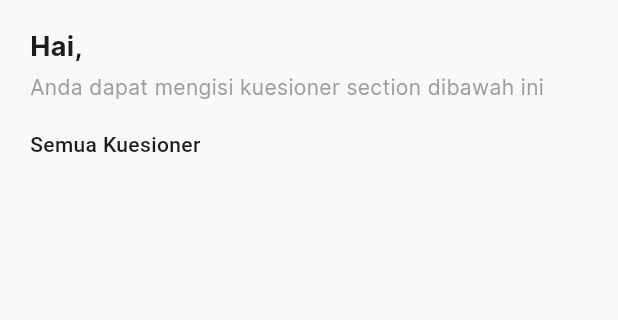
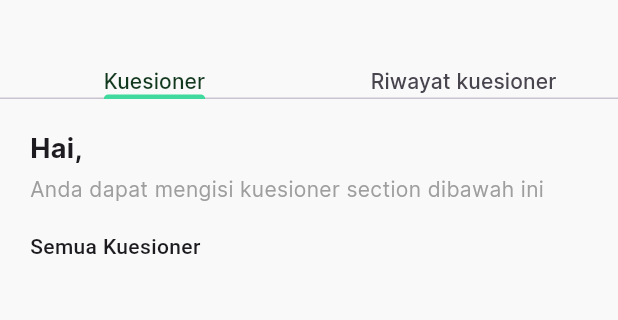
Before and after one commit to mahatiUMM/mahati-mobile, a Flutter app: the QuestionnaireView screen opened by its route, on a phone screen of 412 x 824 dp, the part 57-377 px from its top. Run offline on Flutter 3.47's test engine with Material 3 defaults, Android fonts, the phone set to English and light mode, and no system bars; our stand-ins replace accordion, assets_audio_player, cached_network_image, carousel_slider, easy_date_timeline, firebase_core and 18 more; missing offline and left inert: email_otp, flutter_cached_pdfview, flutter_reactive_ble, onesignal_flutter, whatsapp_unilink; accounts and stored records are empty; network calls fail; statements that could not run were skipped; project files that could hold a hidden picture were left out.

Commit message:
perf: :construction: history questionnaire still on progress

```diff
--- a/lib/app/modules/questionnaire/questionnaire_question/questionnaire_question_view.dart
+++ b/lib/app/modules/questionnaire/questionnaire_question/questionnaire_question_view.dart
@@ -1,4 +1,5 @@
 import 'package:cached_network_image/cached_network_image.dart';
+import 'package:flutter_dotenv/flutter_dotenv.dart';
 import 'package:get/get.dart';
 import 'package:flutter/material.dart';
 import 'package:mahati_mobile/app/modules/questionnaire/questionnaire_question/questionnaire_question_controller.dart';
@@ -64,7 +65,7 @@ class QuestionnaireQuestionView
                     bottomRight: Radius.circular(24)),
                 child: CachedNetworkImage(
                   imageUrl: Get.arguments['image'].isNotEmpty == true
-                      ? Get.arguments['image']
+                      ?  dotenv.get('IMAGE_URL')+Get.arguments['image']
                       : 'https://upload.wikimedia.org/wikipedia/commons/a/a3/Image-not-found.png?20210521171500',
                   fit: BoxFit.cover,
                   width: Get.width,
--- a/lib/app/modules/questionnaire/questionnaire_view.dart
+++ b/lib/app/modules/questionnaire/questionnaire_view.dart
@@ -4,12 +4,16 @@ import 'package:mahati_mobile/app/modules/questionnaire/questionnaire_controller
 import 'package:mahati_mobile/app/modules/questionnaire/widget/questionnaire_card.dart';
 import 'package:mahati_mobile/app/utils/resources.dart';
 
+import 'widget/questionnaire_available.dart';
+
 class QuestionnaireView extends GetView<QuestionnaireController> {
   const QuestionnaireView({super.key});
 
   @override
   Widget build(BuildContext context) {
-    return Scaffold(
+    return DefaultTabController(
+      length: 2,
+      child: Scaffold(
           appBar: AppBar(
             backgroundColor: Resources.color.backgroundHome2,
             elevation: 0,
@@ -31,90 +35,28 @@ class QuestionnaireView extends GetView<QuestionnaireController> {
                 ),
               ),
             ),
+            bottom: TabBar(
+                splashFactory: NoSplash.splashFactory,
+                labelColor: Resources.color.titleColor,
+                indicatorColor: Resources.color.primaryColor,
+                tabs: [
+                  Text(
+                    "Kuesioner",
+                    style: TextStyle(
+                        fontFamily: Resources.font.primaryFont, fontSize: 14),
+                  ),
+                  Text(
+                    "Riwayat kuesioner",
+                    style: TextStyle(
+                        fontFamily: Resources.font.primaryFont, fontSize: 14),
+                  )
+                ]),
           ),
           backgroundColor: Resources.color.backgroundHome2,
-      body: SingleChildScrollView(
-        child: Padding(
-          padding: const EdgeInsets.only(
-            left: 20,
-            right: 20,
-          ),
-          child: Column(
-            crossAxisAlignment: CrossAxisAlignment.start,
-            children: [
-              Obx(
-                () => Text(
-                  "Hai, ${controller.username.value}",
-                  style: TextStyle(
-                      fontFamily: Resources.font.primaryFont,
-                      fontSize: 18,
-                      fontWeight: FontWeight.w700),
-                ),
-              ),
-              Padding(
-                padding: const EdgeInsets.only(top: 4.0),
-                child: Text(
-                  "Anda dapat mengisi kuesioner section dibawah ini",
-                  style: TextStyle(
-                    fontFamily: Resources.font.primaryFont,
-                    color: Colors.grey,
-                  ),
-                ),
-              ),
-              Column(
-                crossAxisAlignment: CrossAxisAlignment.start,
-                children: [
-                  const Padding(
-                    padding: EdgeInsets.only(top: 18.0),
-                    child: Text(
-                      "Semua Kuesioner",
-                      style: TextStyle(
-                        fontSize: 14,
-                        fontWeight: FontWeight.w500,
-                      ),
-                    ),
-                  ),
-                  Obx(() {
-                    if (controller.isLoading.value) {
-                      return Center(
-                        child: CircularProgressIndicator(
-                          valueColor: AlwaysStoppedAnimation<Color>(
-                              Theme.of(context).colorScheme.secondary),
-                        ),
-                      );
-                    } else {
-                      return ListView.builder(
-                        shrinkWrap: true,
-                        physics: const NeverScrollableScrollPhysics(),
-                        itemCount: controller.questionnaires.length,
-                        itemBuilder: (context, index) {
-                          var questionnaire = controller.questionnaires[index];
-                          return QuestionnaireCard(
-                            title: questionnaire.title!,
-                            description: questionnaire.description!,
-                            imageUrl: questionnaire.image?.isNotEmpty == true
-                                ? questionnaire.image!
-                                : 'https://upload.wikimedia.org/wikipedia/commons/a/a3/Image-not-found.png?20210521171500',
-                            onPressed: () {
-                              Get.toNamed('/questionnaire_question',
-                                  arguments: {
-                                    'id': questionnaire.id,
-                                    'image': questionnaire.image ?? '',
-                                    'title': questionnaire.title ?? '',
-                                    'desc' : questionnaire.description ?? ''
-                                  });
-                            },
-                          );
-                        },
-                      );
-                    }
-                  }),
-                ],
-              )
-            ],
-          ),
-        ),
-      ),
+          body: TabBarView(children: [
+            QuestionnaireAvailable(controller: controller),
+            QuestionnaireAvailable(controller: controller)
+          ])),
     );
   }
 }
--- /dev/null
+++ b/lib/app/modules/questionnaire/widget/questionnaire_available.dart
@@ -0,0 +1,105 @@
+import 'package:flutter/material.dart';
+import 'package:flutter_dotenv/flutter_dotenv.dart';
+import 'package:get/get.dart';
+import 'package:mahati_mobile/app/utils/resources.dart';
+
+import '../questionnaire_controller.dart';
+import 'questionnaire_card.dart';
+
+class QuestionnaireAvailable extends StatelessWidget {
+  const QuestionnaireAvailable({
+    super.key,
+    required this.controller,
+  });
+
+  final QuestionnaireController controller;
+
+  @override
+  Widget build(BuildContext context) {
+    return SingleChildScrollView(
+      child: Padding(
+        padding: const EdgeInsets.only(
+          top: 20,
+          left: 20,
+          right: 20,
+        ),
+        child: Column(
+          crossAxisAlignment: CrossAxisAlignment.start,
+          children: [
+            Obx(
+              () => Text(
+                "Hai, ${controller.username.value}",
+                style: TextStyle(
+                    fontFamily: Resources.font.primaryFont,
+                    fontSize: 18,
+                    fontWeight: FontWeight.w700),
+              ),
+            ),
+            Padding(
+              padding: const EdgeInsets.only(top: 4.0),
+              child: Text(
+                "Anda dapat mengisi kuesioner section dibawah ini",
+                style: TextStyle(
+                  fontFamily: Resources.font.primaryFont,
+                  color: Colors.grey,
+                ),
+              ),
+            ),
+            Column(
+              crossAxisAlignment: CrossAxisAlignment.start,
+              children: [
+                const Padding(
+                  padding: EdgeInsets.only(top: 18.0),
+                  child: Text(
+                    "Semua Kuesioner",
+                    style: TextStyle(
+                      fontSize: 14,
+                      fontWeight: FontWeight.w500,
+                    ),
+                  ),
+                ),
+                Obx(() {
+                  if (controller.isLoading.value) {
+                    return Center(
+                      child: CircularProgressIndicator(
+                        valueColor: AlwaysStoppedAnimation<Color>(
+                            Theme.of(context).colorScheme.secondary),
+                      ),
+                    );
+                  } else {
+                    return ListView.builder(
+                      shrinkWrap: true,
+                      physics: const NeverScrollableScrollPhysics(),
+                      itemCount: controller.questionnaires.length,
+                      itemBuilder: (context, index) {
+                        var questionnaire = controller.questionnaires[index];
+                        return Padding(
+                          padding: const EdgeInsets.only(top: 18),
+                          child: QuestionnaireCard(
+                            title: questionnaire.title!,
+                            description: questionnaire.description!,
+                            imageUrl: questionnaire.image?.isNotEmpty == true
+                                ? dotenv.get('IMAGE_URL') + questionnaire.image!
+                                : 'https://upload.wikimedia.org/wikipedia/commons/a/a3/Image-not-found.png?20210521171500',
+                            onPressed: () {
+                              Get.toNamed('/questionnaire_question', arguments: {
+                                'id': questionnaire.id,
+                                'image': questionnaire.image ?? '',
+                                'title': questionnaire.title ?? '',
+                                'desc': questionnaire.description ?? ''
+                              });
+                            },
+                          ),
+                        );
+                      },
+                    );
+                  }
+                }),
+              ],
+            )
+          ],
+        ),
+      ),
+    );
+  }
+}
```
Also changed, not shown: lib/app/modules/questionnaire/questionnaire_history_view.dart (added, +10 -0 lines). Lines whose indentation alone changed are shown as unchanged.
